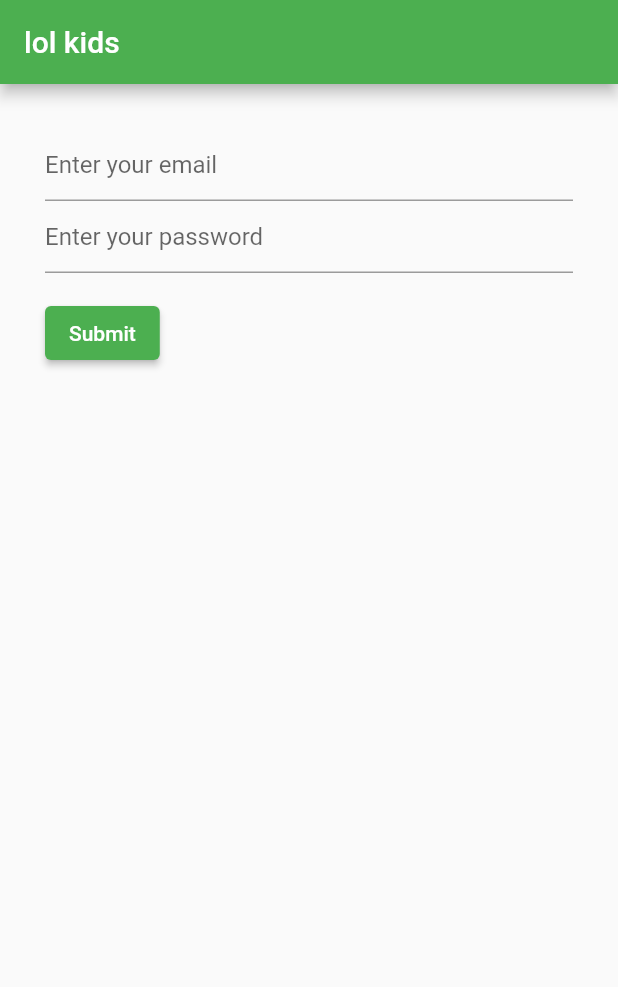
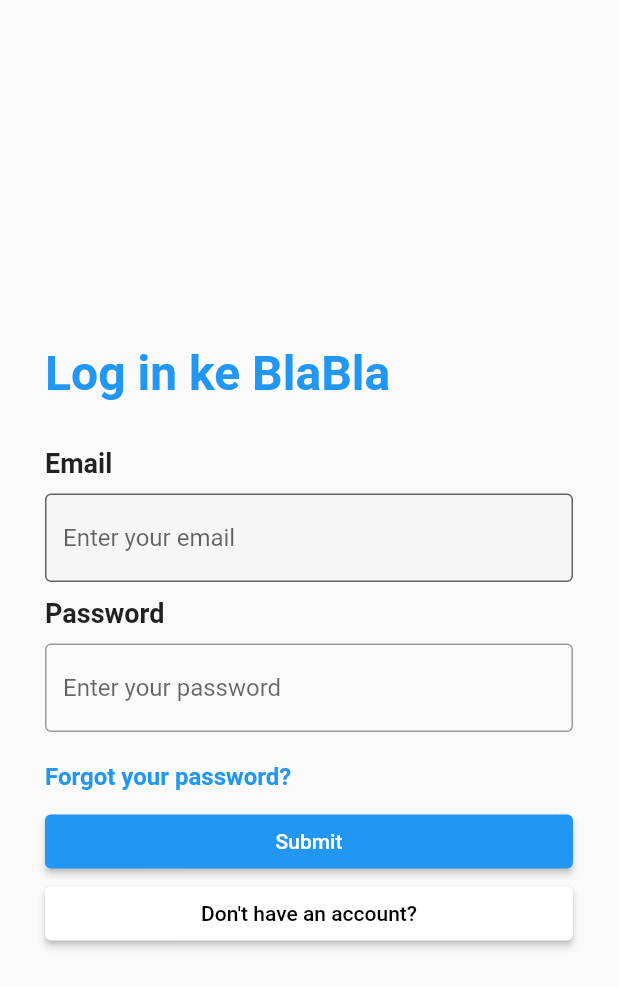
Before and after one commit to raihanadf/dart-intro, a Flutter app: the screen it shows after launch, on a phone screen of 412 x 824 dp. Shown: the top 987 px of the screen. Run offline on Flutter 3.47's test engine with Material 2 defaults, Android fonts, the phone set to English and light mode, and no system bars; our stand-ins replace shared_preferences.

Commit message:
add: blabla

```diff
--- a/lib/main.dart
+++ b/lib/main.dart
@@ -1,6 +1,7 @@
 import 'package:flutter/material.dart';
 import 'package:shared_preferences/shared_preferences.dart';
 
+import 'register.dart';
 import 'drawer.dart';
 
 Future<void> main(List<String> args) async {
@@ -26,22 +27,53 @@ class _LoginState extends State<Login> {
   @override
   Widget build(BuildContext context) {
     return Scaffold(
-      appBar: AppBar(
-        title: const Text("lol kids"),
-        backgroundColor: Colors.green,
-      ),
       body: Container(
         padding: const EdgeInsets.all(30),
-        child: Center(
+        child: SingleChildScrollView(
           child: Column(
             children: [
+              Container(
+                margin: EdgeInsets.only(top: 170),
+              ),
+              Align(
+                alignment: Alignment.centerLeft,
+                child: Container(
+                    padding: EdgeInsets.symmetric(vertical: 30),
+                    child: const Text(
+                      "Log in ke BlaBla",
+                      style: TextStyle(
+                          fontWeight: FontWeight.bold,
+                          fontSize: 32,
+                          color: Colors.blue),
+                      textAlign: TextAlign.left,
+                    )),
+              ),
               Form(
                 child: Column(
                   crossAxisAlignment: CrossAxisAlignment.start,
-                  children: <Widget>[
-                    TextFormField(
+                  children: [
+                    Column(
+                      children: [
+                        Align(
+                          alignment: Alignment.centerLeft,
+                          child: Container(
+                              child: const Text(
+                            "Email",
+                            style: TextStyle(
+                              fontWeight: FontWeight.bold,
+                              fontSize: 18,
+                            ),
+                            textAlign: TextAlign.left,
+                          )),
+                        ),
+                        Container(
+                          padding: const EdgeInsets.symmetric(vertical: 10),
+                          child: TextFormField(
                             decoration: const InputDecoration(
+                              border: OutlineInputBorder(),
                               hintText: 'Enter your email',
+                              filled: true,
+                              fillColor: Color(0xfff6f6f6),
                             ),
                             controller: nameController,
                             validator: (String? value) {
@@ -51,8 +83,28 @@ class _LoginState extends State<Login> {
                               return null;
                             },
                           ),
-                    TextFormField(
+                        ),
+                      ],
+                    ),
+                    Column(
+                      children: [
+                        Align(
+                          alignment: Alignment.centerLeft,
+                          child: Container(
+                              child: const Text(
+                            "Password",
+                            style: TextStyle(
+                              fontWeight: FontWeight.bold,
+                              fontSize: 18,
+                            ),
+                            textAlign: TextAlign.left,
+                          )),
+                        ),
+                        Container(
+                          padding: const EdgeInsets.symmetric(vertical: 10),
+                          child: TextFormField(
                             decoration: const InputDecoration(
+                              border: OutlineInputBorder(),
                               hintText: 'Enter your password',
                             ),
                             controller: passController,
@@ -63,19 +115,57 @@ class _LoginState extends State<Login> {
                               return null;
                             },
                           ),
-                    Padding(
-                      padding: const EdgeInsets.symmetric(vertical: 16.0),
+                        ),
+                      ],
+                    ),
+                    Container(
+                      padding: EdgeInsets.symmetric(vertical: 10),
+                      child: Align(
+                        alignment: Alignment.centerLeft,
+                        child: Container(
+                            child: const Text(
+                          "Forgot your password?",
+                          style: TextStyle(
+                            fontWeight: FontWeight.bold,
+                            fontSize: 16,
+                            color: Colors.blue
+                          ),
+                          textAlign: TextAlign.left,
+                        )),
+                      ),
+                    ),
+                    Container(
+                      width: double.infinity,
                       child: ElevatedButton(
                         style: ElevatedButton.styleFrom(
-                            backgroundColor: Colors.green),
+                            backgroundColor: Colors.blue),
                         onPressed: () {
                           if (nameController.text == "seer" &&
                               passController.text == "hahaha") {
                             addStringToSP(nameController.text);
-                            Navigator.push(context, MaterialPageRoute(builder: (context) => const MyApp()));
+                            Navigator.push(
+                                context,
+                                MaterialPageRoute(
+                                    builder: (context) => const MyApp()));
                           }
                         },
                         child: const Text('Submit'),
+                      ),
+                    ),
+                    Container(
+                      width: double.infinity,
+                      child: ElevatedButton(
+                        style: ElevatedButton.styleFrom(
+                            backgroundColor: Colors.white,
+                            foregroundColor: Colors.black),
+                        onPressed: () {
+                          addStringToSP(nameController.text);
+                          Navigator.push(
+                              context,
+                              MaterialPageRoute(
+                                  builder: (context) => const Register()));
+                        },
+                        child: const Text("Don't have an account?"),
                       ),
                     ),
                   ],
```
Also changed, not shown: lib/register.dart (added, +134 -0 lines). Lines whose indentation alone changed are shown as unchanged.
